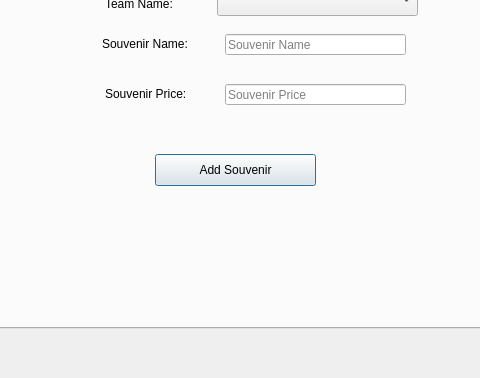
Qt form BaseballProject2/modifysouvenirs.ui (tholm1/CS1D-Project-2-Baseball) before a commit; both pictures show x 147 to 627 and y 162 to 540 of the 889 by 540 pixel window.
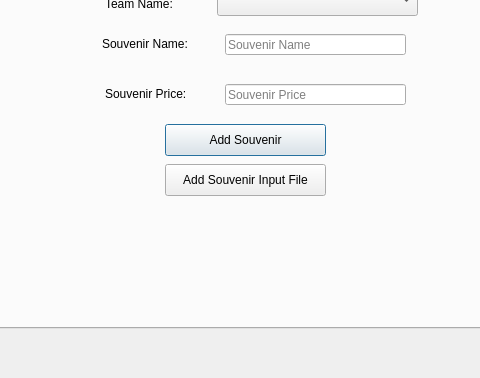
The same form after that commit.

Commit message:
Fixed Souvenir Add and Delete
Fixed add and delete buttons on the admin page for souvenirs

```diff
--- a/BaseballProject2/modifysouvenirs.ui
+++ b/BaseballProject2/modifysouvenirs.ui
@@ -107,8 +107,8 @@
     <widget class="QPushButton" name="addSouvButton">
      <property name="geometry">
       <rect>
-       <x>260</x>
-       <y>240</y>
+       <x>270</x>
+       <y>210</y>
        <width>161</width>
        <height>32</height>
       </rect>
@@ -117,6 +117,35 @@
       <string>Add Souvenir</string>
      </property>
     </widget>
+    <widget class="QPushButton" name="addSouvenirFileButton">
+     <property name="geometry">
+      <rect>
+       <x>270</x>
+       <y>250</y>
+       <width>161</width>
+       <height>32</height>
+      </rect>
+     </property>
+     <property name="text">
+      <string>Add Souvenir Input File</string>
+     </property>
+    </widget>
+    <widget class="QLabel" name="errorLabel">
+     <property name="geometry">
+      <rect>
+       <x>130</x>
+       <y>160</y>
+       <width>8</width>
+       <height>213</height>
+      </rect>
+     </property>
+     <property name="styleSheet">
+      <string notr="true">color: #df4f4a;</string>
+     </property>
+     <property name="text">
+      <string/>
+     </property>
+    </widget>
    </widget>
    <widget class="QWidget" name="tab_3">
     <attribute name="title">
```
The commit also changes 17 other files.
